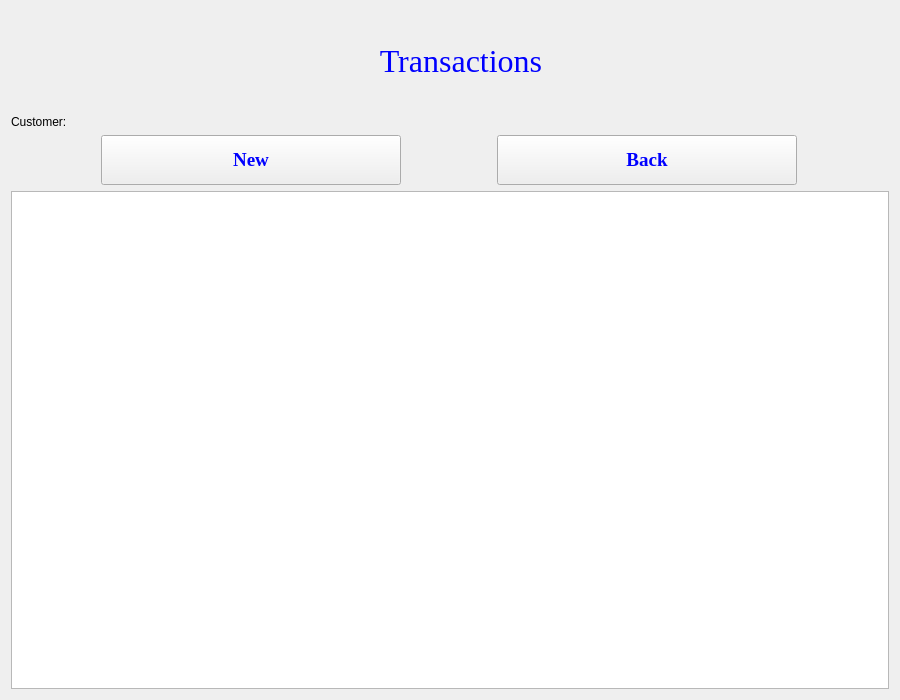
The window that transactionlist.ui (jonathansaetre/BankSystem) describes before a commit, drawn with Qt 5.
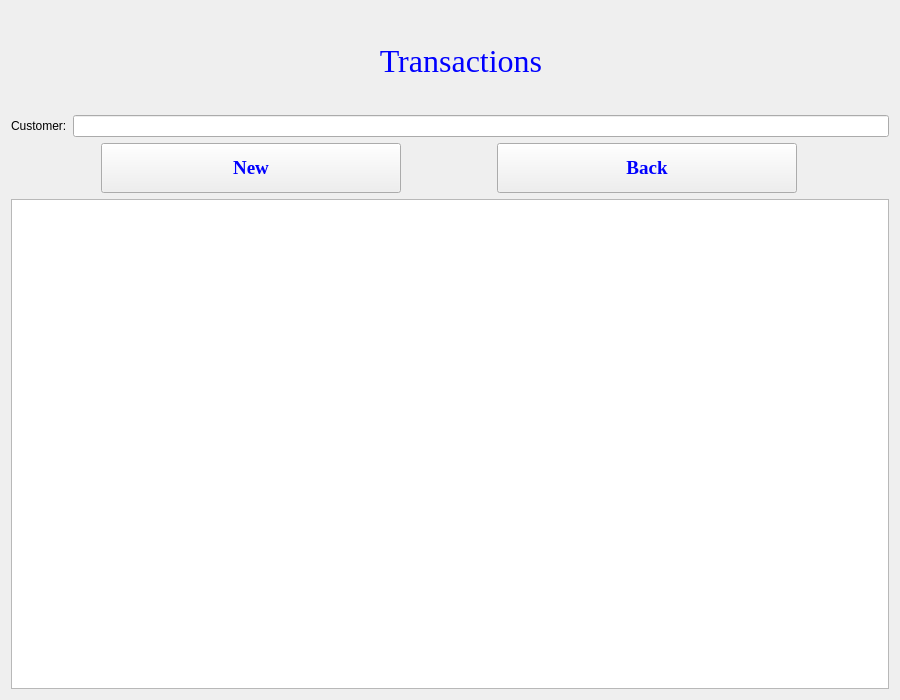
The same window after the commit.

Patch:
```diff
--- a/transactionlist.ui
+++ b/transactionlist.ui
@@ -92,11 +92,7 @@
       </widget>
      </item>
      <item>
-      <widget class="QLabel" name="textCustomerName">
-       <property name="text">
-        <string/>
-       </property>
-      </widget>
+      <widget class="QLineEdit" name="textCustomerName"/>
      </item>
     </layout>
    </item>
@@ -165,7 +161,11 @@
     </layout>
    </item>
    <item>
-    <widget class="QTreeView" name="transactionList"/>
+    <widget class="QTreeView" name="transactionList">
+     <property name="editTriggers">
+      <set>QAbstractItemView::NoEditTriggers</set>
+     </property>
+    </widget>
    </item>
   </layout>
  </widget>
```
